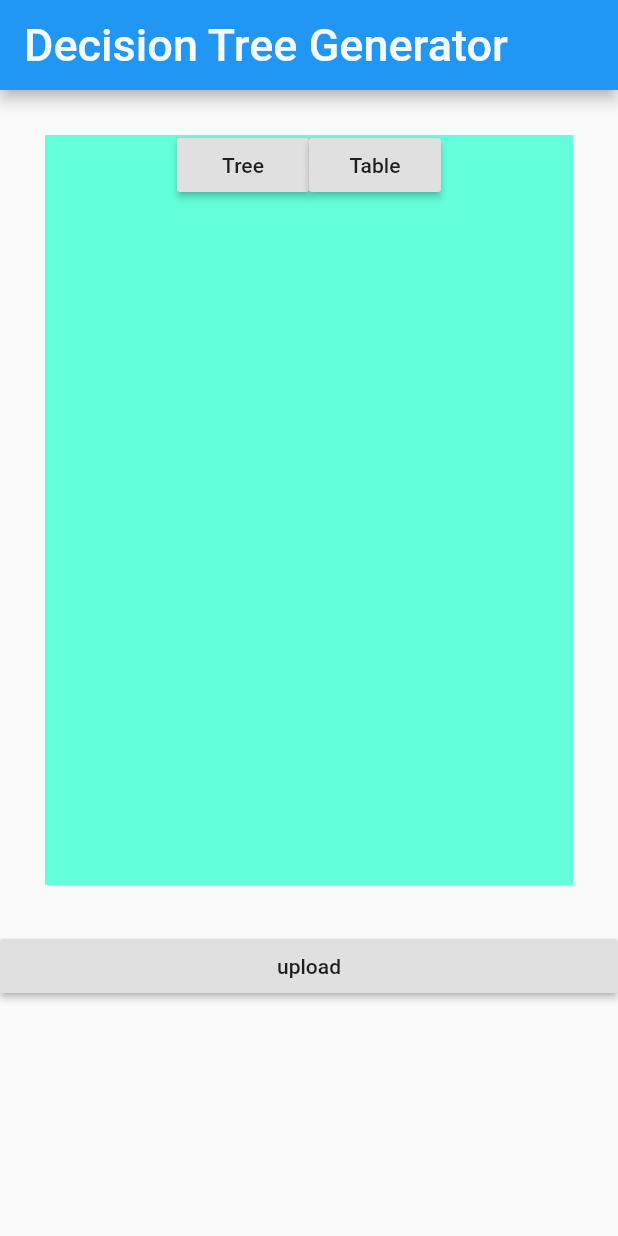
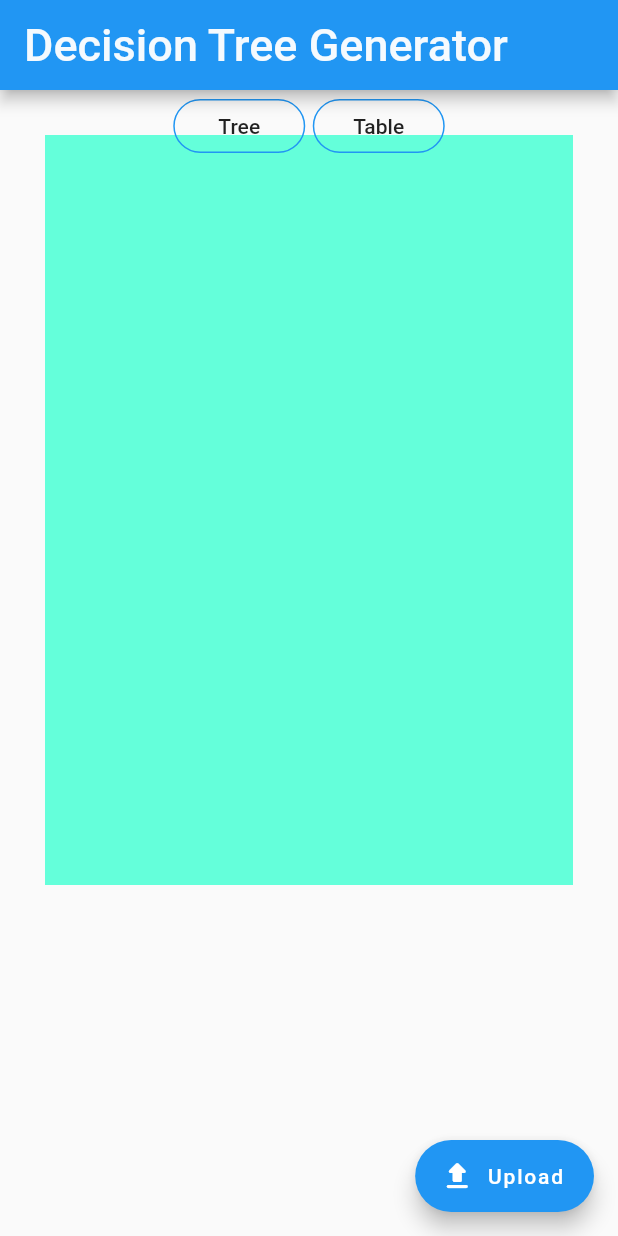
Before and after one commit to Sha-Kumar/Decision_Tree_Generator, a Flutter app: the screen it shows after launch, on a phone screen of 412 x 824 dp. Run offline on Flutter 3.47's test engine with Material 2 defaults, Android fonts, the phone set to English and light mode, and no system bars; our stand-ins replace csv, file_picker, get.

Commit message:
ui enhancement and refactor

```diff
--- a/lib/controllers/homeControllor.dart
+++ b/lib/controllers/homeControllor.dart
@@ -6,6 +6,9 @@ import 'package:flutter/services.dart';
 import 'package:get/get.dart';
 
 class HomeController extends GetxController {
+  final RxInt indexValue = 0.obs;
+  int get index => indexValue.value;
+  set index(int v) => indexValue.value = v;
   RxList cols = <dynamic>[].obs;
   RxList<List<dynamic>> rows = <List<dynamic>>[].obs;
 
--- a/lib/views/homeview.dart
+++ b/lib/views/homeview.dart
@@ -1,7 +1,5 @@
 import 'package:Decision_Tree_Generator/controllers/homeControllor.dart';
-import 'package:csv/csv.dart';
 import 'package:flutter/material.dart';
-import 'package:flutter/services.dart';
 import 'package:get/get.dart';
 
 class HomeView extends StatelessWidget {
@@ -9,6 +7,14 @@ class HomeView extends StatelessWidget {
   @override
   Widget build(BuildContext context) {
     return Scaffold(
+      floatingActionButton: FloatingActionButton.extended(
+        onPressed: () {
+          controller.openFileExplorer();
+        },
+        label: const Text('Upload'),
+        hoverElevation: 20.0,
+        icon: const Icon(Icons.upload_rounded),
+      ),
       appBar: AppBar(
         toolbarHeight: 60,
         title: const Text(
@@ -17,16 +23,14 @@ class HomeView extends StatelessWidget {
         ),
         toolbarOpacity: 0.8,
       ),
-      body: ValueBuilder<int>(
-        initialValue: 0,
-        builder: (value, updater) {
-          return ListView(
+      body: ListView(
         children: [
           Stack(
             alignment: AlignmentDirectional.topCenter,
             children: [
-                  IndexedStack(
-                    index: value,
+              Obx(
+                () => IndexedStack(
+                  index: controller.index,
                   children: [
                     Container(
                       color: Colors.tealAccent,
@@ -76,19 +80,29 @@ class HomeView extends StatelessWidget {
                     ),
                   ],
                 ),
-                  Positioned(
-                    height: 100,
+              ),
+              Padding(
+                padding: const EdgeInsets.only(bottom: 9.0),
                 child: Row(
-                      mainAxisAlignment: MainAxisAlignment.spaceEvenly,
+                  mainAxisAlignment: MainAxisAlignment.center,
                   children: [
-                        RaisedButton(
-                          onPressed: () async {
-                            updater(0);
+                    OutlineButton(
+                      borderSide: const BorderSide(color: Colors.blue),
+                      shape: const StadiumBorder(),
+                      onPressed: () {
+                        controller.index = 0;
                       },
                       child: const Text('Tree'),
                     ),
-                        RaisedButton(
-                          onPressed: () => updater(1),
+                    const SizedBox(
+                      width: 5,
+                    ),
+                    OutlineButton(
+                      borderSide: const BorderSide(color: Colors.blue),
+                      shape: const StadiumBorder(),
+                      onPressed: () {
+                        controller.index = 1;
+                      },
                       child: const Text('Table'),
                     )
                   ],
@@ -96,72 +110,8 @@ class HomeView extends StatelessWidget {
               )
             ],
           ),
-              RaisedButton(
-                onPressed: () {
-                  controller.openFileExplorer();
-                },
-                child: const Text('upload'),
-              )
         ],
-          );
-        },
       ),
     );
   }
 }
-
-// import 'package:flutter/material.dart';
-// import 'package:csv/csv.dart';
-// import 'dart:async' show Future;
-// import 'package:flutter/services.dart' show rootBundle;
-
-class TableLayout extends StatefulWidget {
-  @override
-  _TableLayoutState createState() => _TableLayoutState();
-}
-
-class _TableLayoutState extends State<TableLayout> {
-  List<List<dynamic>> data = [];
-
-  Future<void> loadAsset() async {
-    final myData = await rootBundle.loadString("assets/baseball.csv");
-    final List<List<dynamic>> csvTable = const CsvToListConverter(
-      eol: "\n",
-    ).convert(myData);
-    data = csvTable;
-    print(data[0]);
-  }
-
-  @override
-  Widget build(BuildContext context) {
-    return Scaffold(
-      floatingActionButtonLocation: FloatingActionButtonLocation.centerFloat,
-      floatingActionButton: FloatingActionButton(
-          child: Icon(Icons.refresh),
-          onPressed: () async {
-            await loadAsset();
-            // print(data[0][2]);
-            setState(() {});
-            print(data);
-          }),
-      appBar: AppBar(
-        title: Text("Table Layout and CSV"),
-      ),
-      body: SingleChildScrollView(
-          child: DataTable(
-        // columns:  data.map((e) => DataColumn(label: e)).toList(),
-        // ignore: prefer_const_literals_to_create_immutables
-        columns: [const DataColumn(label: Text("data"))],
-        rows: [
-          const DataRow(
-            cells: [
-              DataCell(
-                Text('vaydata'),
-              ),
-            ],
-          ),
-        ],
-      )),
-    );
-  }
-}
--- a/pubspec.yaml
+++ b/pubspec.yaml
@@ -14,7 +14,6 @@ dependencies:
   get: 3.15.0
   cupertino_icons:
   csv:
-  csv_reader:
   flutter:
     sdk: flutter
 
```
Also changed, not shown: pubspec.lock. Lines whose indentation alone changed are shown as unchanged.
